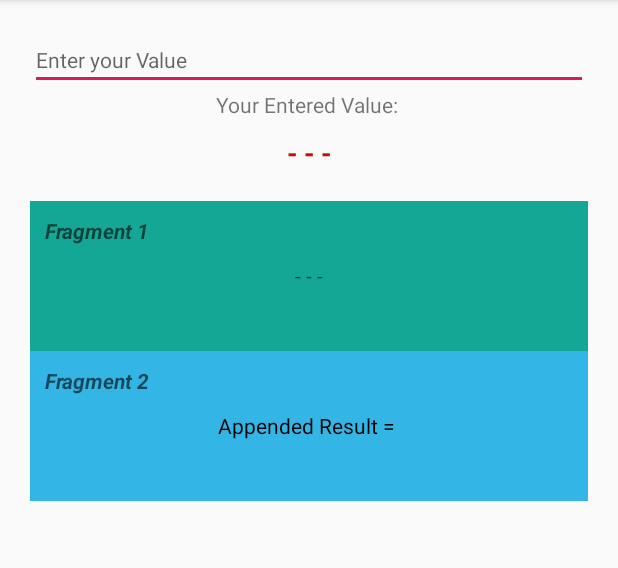
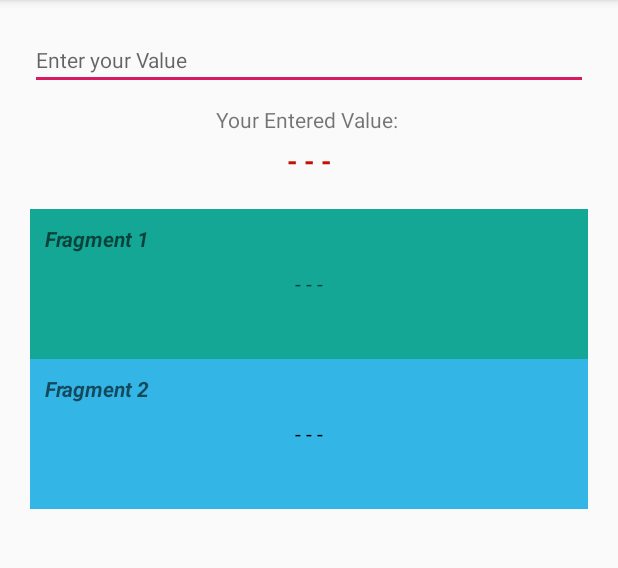
Before and after one commit to rashidafzaal/MVVM-Basic, an Android app: the BottomFragment screen opened directly, with no data from a screen before it, on a phone screen of 412 x 824 dp, the part 84-652 px from its top. Run offline under Robolectric (Android 15) with nearby library versions, the phone set to English and light mode, and no system bars.

Commit message:
observer implementation done
observer implementation done

```diff
--- a/app/src/main/java/com/example/mvvmpractice/TopFragment.kt
+++ b/app/src/main/java/com/example/mvvmpractice/TopFragment.kt
@@ -25,7 +25,6 @@ class TopFragment : Fragment() {
         inflater: LayoutInflater, container: ViewGroup?,
         savedInstanceState: Bundle?
     ): View? {
-        // Inflate the layout for this fragment
         rootview = inflater.inflate(R.layout.fragment_top, container, false)
 
         mainViewModel = ViewModelProviders.of(activity!!).get(MainViewModel::class.java)
@@ -35,8 +34,11 @@ class TopFragment : Fragment() {
     override fun onViewCreated(view: View, savedInstanceState: Bundle?) {
         super.onViewCreated(view, savedInstanceState)
 
+        // Observer
         mainViewModel.getInput().observe(this, Observer {
-            topFragTextView.setText(it)
+            topFragTextView.text = it
+            if (it.isEmpty())
+                topFragTextView.text = "- - -"
         })
 
     }
--- a/app/src/main/res/layout/activity_second.xml
+++ b/app/src/main/res/layout/activity_second.xml
@@ -23,7 +23,8 @@
         android:text="Your Entered Value: "
         app:layout_constraintStart_toStartOf="parent"
         app:layout_constraintEnd_toEndOf="parent"
-        app:layout_constraintTop_toBottomOf="@+id/enterNumberEditText" />
+        app:layout_constraintTop_toBottomOf="@+id/enterNumberEditText"
+        android:layout_marginTop="10dp" />
 
     <TextView
         android:id="@+id/enteredValue"
@@ -36,7 +37,7 @@
         app:layout_constraintStart_toStartOf="parent"
         app:layout_constraintEnd_toEndOf="parent"
         app:layout_constraintTop_toBottomOf="@+id/txtView"
-        android:layout_marginTop="10dp"/>
+        android:layout_marginTop="5dp"/>
 
     <androidx.constraintlayout.widget.ConstraintLayout
         android:layout_width="match_parent"
@@ -57,7 +58,7 @@
             android:layout_width="match_parent"
             android:layout_height="100dp"
             app:layout_constraintTop_toBottomOf="@+id/topFrameLayout"
-            android:background="@color/color2"/>
+            android:background="@android:color/holo_blue_light"/>
 
     </androidx.constraintlayout.widget.ConstraintLayout>
 
--- a/app/src/main/res/layout/fragment_bottom.xml
+++ b/app/src/main/res/layout/fragment_bottom.xml
@@ -4,8 +4,7 @@
     android:layout_width="match_parent"
     android:layout_height="match_parent"
     xmlns:app="http://schemas.android.com/apk/res-auto"
-    tools:context=".BottomFragment"
-    android:background="@android:color/holo_blue_light">
+    tools:context=".BottomFragment">
 
 
     <androidx.constraintlayout.widget.ConstraintLayout
@@ -26,10 +25,10 @@
     </androidx.constraintlayout.widget.ConstraintLayout>
 
     <TextView
-        android:id="@+id/appendedTextView"
+        android:id="@+id/bottomTextView"
         android:layout_width="wrap_content"
         android:layout_height="wrap_content"
-        android:text="Appended Result = "
+        android:text="- - -"
         android:layout_gravity="center"
         android:textColor="@android:color/black"
         />
```
Also changed, not shown: app/src/main/java/com/example/mvvmpractice/BottomFragment.kt (+5 -9 lines), app/src/main/java/com/example/mvvmpractice/MainViewModel.kt (+5 -4 lines), app/src/main/java/com/example/mvvmpractice/SecondActivity.kt (+3 -7 lines).
